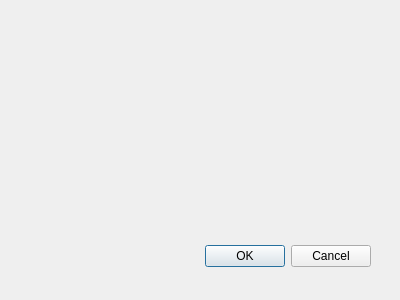
Qt form Server/dialogserversettings.ui (Jasyer/Praktikum) before a commit.
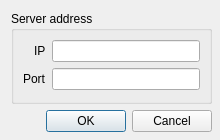
The same form after that commit.

Commit message: [fix] fixed settings dialog, caused by last update

```diff
--- a/Server/dialogserversettings.ui
+++ b/Server/dialogserversettings.ui
@@ -8,28 +8,102 @@
    <rect>
     <x>0</x>
     <y>0</y>
-    <width>400</width>
-    <height>300</height>
+    <width>220</width>
+    <height>140</height>
    </rect>
   </property>
   <property name="windowTitle">
    <string>Dialog</string>
   </property>
-  <widget name="buttonBox" class="QDialogButtonBox">
+  <widget class="QWidget" name="">
    <property name="geometry">
     <rect>
-     <x>30</x>
-     <y>240</y>
-     <width>341</width>
-     <height>32</height>
+     <x>0</x>
+     <y>0</y>
+     <width>2</width>
+     <height>2</height>
     </rect>
    </property>
-   <property name="orientation">
-    <enum>Qt::Horizontal</enum>
+   <layout class="QGridLayout" name="gridLayout"/>
+  </widget>
+  <widget class="QWidget" name="">
+   <property name="geometry">
+    <rect>
+     <x>11</x>
+     <y>11</y>
+     <width>201</width>
+     <height>121</height>
+    </rect>
    </property>
-   <property name="standardButtons">
-    <set>QDialogButtonBox::Cancel|QDialogButtonBox::Ok</set>
-   </property>
+   <layout class="QGridLayout" name="gridLayout_3">
+    <item row="0" column="0">
+     <widget class="QGroupBox" name="groupBox">
+      <property name="title">
+       <string>Server address</string>
+      </property>
+      <layout class="QGridLayout" name="gridLayout_2">
+       <item row="0" column="0">
+        <layout class="QFormLayout" name="formLayout">
+         <property name="labelAlignment">
+          <set>Qt::AlignRight|Qt::AlignTrailing|Qt::AlignVCenter</set>
+         </property>
+         <item row="0" column="0">
+          <widget class="QLabel" name="label">
+           <property name="text">
+            <string>IP</string>
+           </property>
+          </widget>
+         </item>
+         <item row="0" column="1">
+          <widget class="QLineEdit" name="textIP"/>
+         </item>
+         <item row="1" column="0">
+          <widget class="QLabel" name="label_2">
+           <property name="text">
+            <string>Port</string>
+           </property>
+          </widget>
+         </item>
+         <item row="1" column="1">
+          <widget class="QLineEdit" name="textPort"/>
+         </item>
+        </layout>
+       </item>
+      </layout>
+     </widget>
+    </item>
+    <item row="1" column="0">
+     <layout class="QHBoxLayout" name="horizontalLayout">
+      <item>
+       <spacer name="horizontalSpacer">
+        <property name="orientation">
+         <enum>Qt::Horizontal</enum>
+        </property>
+        <property name="sizeHint" stdset="0">
+         <size>
+          <width>40</width>
+          <height>20</height>
+         </size>
+        </property>
+       </spacer>
+      </item>
+      <item>
+       <widget class="QPushButton" name="buttonOK">
+        <property name="text">
+         <string>OK</string>
+        </property>
+       </widget>
+      </item>
+      <item>
+       <widget class="QPushButton" name="buttomCancel">
+        <property name="text">
+         <string>Cancel</string>
+        </property>
+       </widget>
+      </item>
+     </layout>
+    </item>
+   </layout>
   </widget>
  </widget>
  <pixmapfunction/>
```
Left out of the diff: 42 changed lines with no effect on the pictures. The commit also changes 5 other files.
